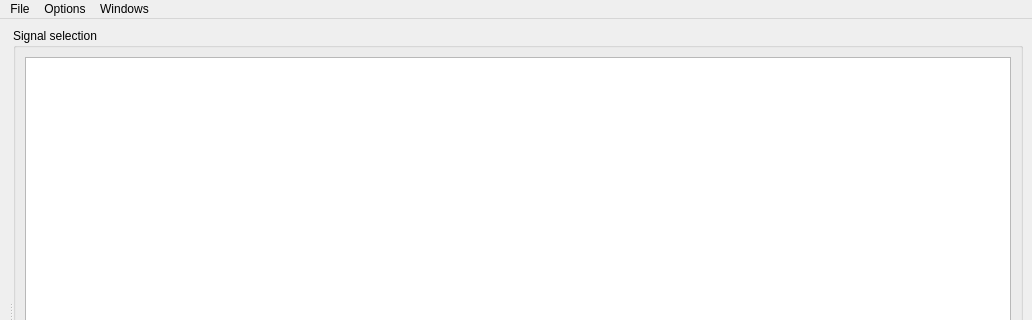
Above: gui/MainWindow.ui from sblanchet/dls before the change; both pictures show x 0 to 1032 and y 0 to 320 of the 1032 by 602 pixel window. Below: the same form after it.
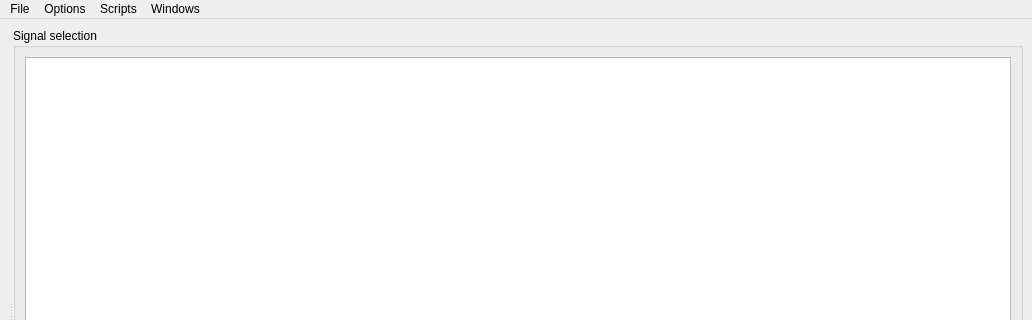
That is the form after the change. Icons and pictures are not drawn. Custom widgets are drawn as their Qt base class.

Commit message: Script execution.

The edit to the form file:
```diff
--- a/gui/MainWindow.ui
+++ b/gui/MainWindow.ui
@@ -104,8 +104,14 @@
     </property>
     <addaction name="actionLogWindow"/>
    </widget>
+   <widget class="QMenu" name="menuScripts">
+    <property name="title">
+     <string>Scripts</string>
+    </property>
+   </widget>
    <addaction name="menuFile"/>
    <addaction name="menuOptions"/>
+   <addaction name="menuScripts"/>
    <addaction name="menuWindows"/>
   </widget>
   <action name="actionClose">
```
The commit also changes 2 other files.
